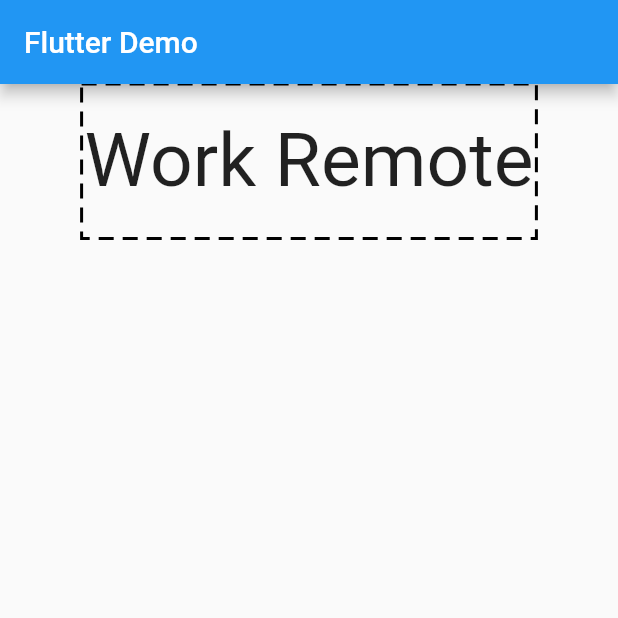
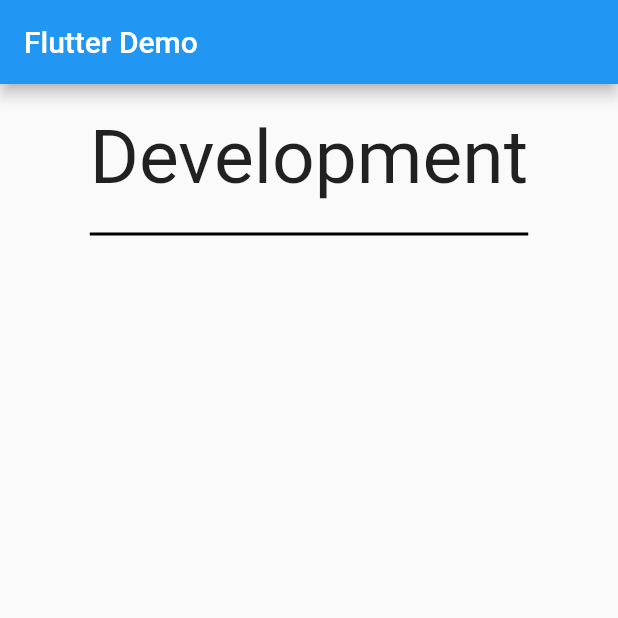
Before and after one commit to vika41130/carousel_slider, a Flutter app: the screen it shows after launch, on a phone screen of 412 x 824 dp, the top half of it. Run offline on Flutter 3.47's test engine with Material 2 defaults, Android fonts, the phone set to English and light mode, and no system bars; drawn by our look-alikes of dotted_border.

Commit message:
[development] Create development branch

```diff
--- a/lib/main.dart
+++ b/lib/main.dart
@@ -1,4 +1,3 @@
-import 'package:dotted_border/dotted_border.dart';
 import 'package:flutter/material.dart';
 
 void main() {
@@ -31,22 +30,16 @@ class MyApp extends StatelessWidget {
                         Flexible(
                           // flex: 1,
                           // fit: FlexFit.tight,
-                          child: DottedBorder(
-                            color: Colors.black,
-                            strokeWidth: 2,
-                            // padding: EdgeInsets.all(10),
-                            // strokeCap: StrokeCap.square,
-                            dashPattern: const <double>[10, 6],
-                            // borderType: BorderType.Rect,
                           child: Container(
                             padding: EdgeInsets.only(top: 20, bottom: 20),
                             child: Text(
-                                'Work Remote',
+                              'Development',
                               style: TextStyle(
                                 fontSize: 50,
                               ),
                             ),
-                              decoration: BoxDecoration(),
+                            decoration: BoxDecoration(
+                              border: Border(bottom: BorderSide(color: Colors.black, width: 2),),
                             ),
                           ),
                         ),
--- a/pubspec.yaml
+++ b/pubspec.yaml
@@ -25,11 +25,9 @@ dependencies:
     sdk: flutter
 
 
-  carousel_slider: ^2.3.1
   # The following adds the Cupertino Icons font to your application.
   # Use with the CupertinoIcons class for iOS style icons.
   cupertino_icons: ^1.0.1
-  dotted_border: ^1.0.7
 
 dev_dependencies:
   flutter_test:
```
Also changed, not shown: pubspec.lock. Lines whose indentation alone changed are shown as unchanged.
